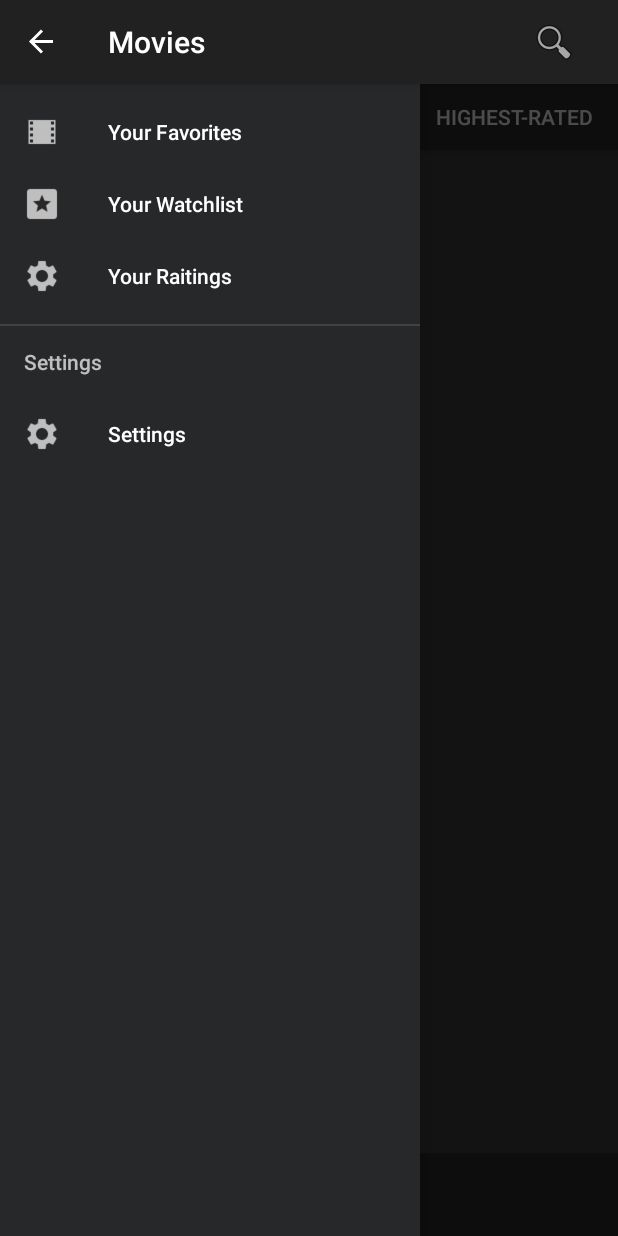
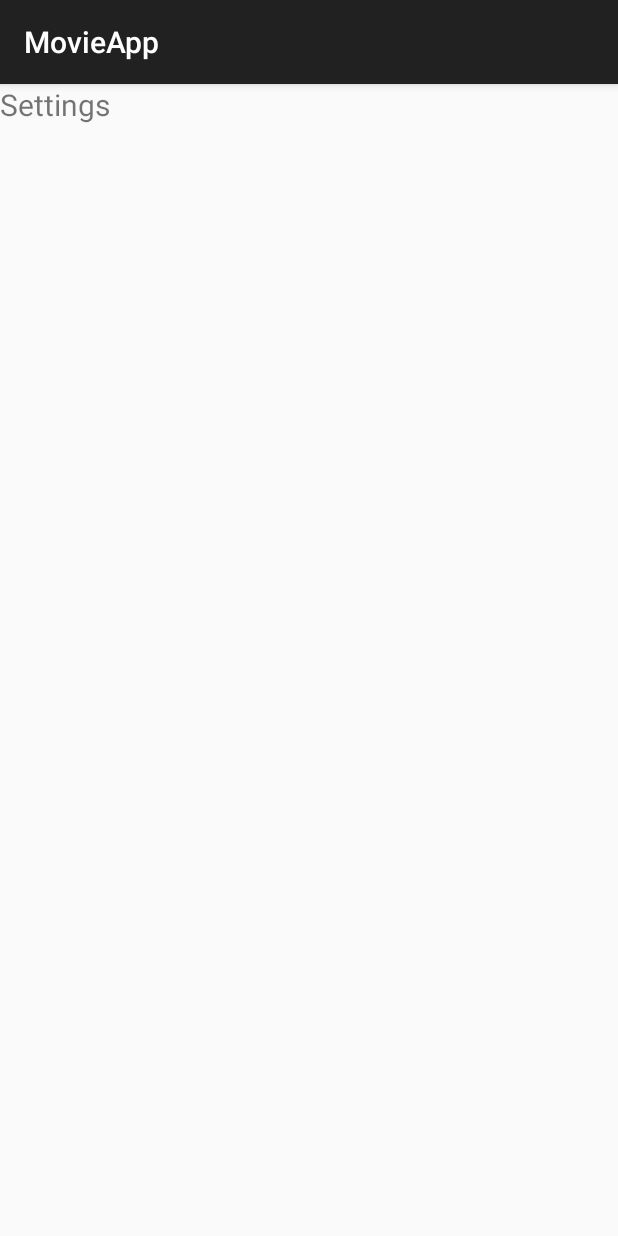
Before and after one commit to ekalac1/MovieApp, an Android app: the screen it shows after launch (MovieActivity before the commit, Settings after it), in the side drawer, after a tap on "Settings", on a phone screen of 412 x 824 dp. Run offline under Robolectric (Android 15) with nearby library versions, the phone set to English and light mode, and no system bars; libraries missing offline, so code that uses them is left out: com.crashlytics.android, com.roughike.bottombar, io.fabric.sdk; plain views replace BottomBar; 8 statements that could not run were skipped.

Commit message:
Slide menu with onClick event

```diff
--- a/MovieApp/app/src/main/java/ba/unsa/etf/rma/elza_kalac/movieapp/Activities/MovieActivity.java
+++ b/MovieApp/app/src/main/java/ba/unsa/etf/rma/elza_kalac/movieapp/Activities/MovieActivity.java
@@ -4,6 +4,7 @@ import android.content.Intent;
 import android.os.Bundle;
 import android.os.Handler;
 import android.support.annotation.IdRes;
+import android.support.design.widget.NavigationView;
 import android.support.design.widget.TabLayout;
 import android.support.v4.view.ViewPager;
 import android.support.v4.widget.DrawerLayout;
@@ -28,6 +29,7 @@ import io.fabric.sdk.android.Fabric;
 public class MovieActivity extends AppCompatActivity {
 
     private ActionBarDrawerToggle mToogle;
+    NavigationView slideMenu;
 
     @Override
     protected void onCreate(Bundle savedInstanceState) {
@@ -54,9 +56,7 @@ public class MovieActivity extends AppCompatActivity {
 
         imageView.setOnClickListener(new View.OnClickListener() {
             @Override
-            public void onClick(View v) {
-                startActivity(new Intent(getApplicationContext(), SearchActivity.class));
-            }
+            public void onClick(View v) {startActivity(new Intent(getApplicationContext(), SearchActivity.class));}
         });
 
 
@@ -67,6 +67,33 @@ public class MovieActivity extends AppCompatActivity {
         mToogle.syncState();
 
         getSupportActionBar().setDisplayHomeAsUpEnabled(true);
+
+        slideMenu = (NavigationView)findViewById(R.id.navigationSlide);
+
+        slideMenu.setNavigationItemSelectedListener(new NavigationView.OnNavigationItemSelectedListener() {
+            @Override
+            public boolean onNavigationItemSelected(MenuItem item) {
+
+                switch (item.getItemId())
+                {
+                    case R.id.settings :
+                        startActivity(new Intent(getApplicationContext(), Settings.class));
+                        break;
+                    case R.id.favorites :
+                        startActivity(new Intent(getApplicationContext(), UsersList.class));
+                        break;
+                    case R.id.watchlist :
+                        startActivity(new Intent(getApplicationContext(), UsersList.class));
+                        break;
+                    case R.id.ratings :
+                        startActivity(new Intent(getApplicationContext(), UsersList.class));
+                        break;
+                }
+                return false;
+            }
+        });
+
+
 
         TabLayout tabLayout = (TabLayout) findViewById(R.id.tab_layout);
         tabLayout.addTab(tabLayout.newTab().setText(R.string.tab_1_name));
@@ -129,7 +156,6 @@ public class MovieActivity extends AppCompatActivity {
         bottomBar.selectTabWithId(R.id.tab_movies);
     }
 
-
     @Override
     public boolean onOptionsItemSelected(MenuItem item) {
         if (mToogle.onOptionsItemSelected(item)) {
--- /dev/null
+++ b/MovieApp/app/src/main/java/ba/unsa/etf/rma/elza_kalac/movieapp/Activities/Settings.java
@@ -0,0 +1,15 @@
+package ba.unsa.etf.rma.elza_kalac.movieapp.Activities;
+
+import android.support.v7.app.AppCompatActivity;
+import android.os.Bundle;
+
+import ba.unsa.etf.rma.elza_kalac.movieapp.R;
+
+public class Settings extends AppCompatActivity {
+
+    @Override
+    protected void onCreate(Bundle savedInstanceState) {
+        super.onCreate(savedInstanceState);
+        setContentView(R.layout.activity_settings);
+    }
+}
--- /dev/null
+++ b/MovieApp/app/src/main/java/ba/unsa/etf/rma/elza_kalac/movieapp/Activities/UsersList.java
@@ -0,0 +1,15 @@
+package ba.unsa.etf.rma.elza_kalac.movieapp.Activities;
+
+import android.support.v7.app.AppCompatActivity;
+import android.os.Bundle;
+
+import ba.unsa.etf.rma.elza_kalac.movieapp.R;
+
+public class UsersList extends AppCompatActivity {
+
+    @Override
+    protected void onCreate(Bundle savedInstanceState) {
+        super.onCreate(savedInstanceState);
+        setContentView(R.layout.activity_users_list);
+    }
+}
--- a/MovieApp/app/src/main/java/ba/unsa/etf/rma/elza_kalac/movieapp/Adapters/MovieGridViewAdapter.java
+++ b/MovieApp/app/src/main/java/ba/unsa/etf/rma/elza_kalac/movieapp/Adapters/MovieGridViewAdapter.java
@@ -64,12 +64,10 @@ public class MovieGridViewAdapter extends ArrayAdapter<Movie> {
             } catch (ParseException e) {
                 e.printStackTrace();
             }
-            (new SimpleDateFormat("dd/MM/yyyy")).format(startDate);
-
             String year = movie.getReleaseDate();
             year=year.substring(0, 4);
             movieName.setText(movie.getTitle() + " (" + year + ")");
-            date.setText((new SimpleDateFormat("dd MMMM yyyy")).format(startDate).toString());
+            date.setText((new SimpleDateFormat("d MMMM yyyy")).format(startDate).toString());
         }
         else {
                 date.setText("");
--- a/MovieApp/app/src/main/java/ba/unsa/etf/rma/elza_kalac/movieapp/Adapters/TvShowGridViewAdapter.java
+++ b/MovieApp/app/src/main/java/ba/unsa/etf/rma/elza_kalac/movieapp/Adapters/TvShowGridViewAdapter.java
@@ -65,12 +65,10 @@ public class TvShowGridViewAdapter extends ArrayAdapter<TvShow> {
             } catch (ParseException e) {
                 e.printStackTrace();
             }
-            (new SimpleDateFormat("dd/MM/yyyy")).format(startDate);
-
             String year = tvShow.getFirstAirDate();
             year = year.substring(0, 4);
             tvShowName.setText(tvShow.getName() + " (" + year + ")");
-            date.setText((new SimpleDateFormat("dd MMM yyyy")).format(startDate).toString());
+            date.setText((new SimpleDateFormat("d MMM yyyy")).format(startDate).toString());
         } else {
             date.setText("");
             tvShowName.setText(tvShow.getName());
--- a/MovieApp/app/src/main/res/layout/activity_main.xml
+++ b/MovieApp/app/src/main/res/layout/activity_main.xml
@@ -48,9 +48,9 @@
     <android.support.design.widget.NavigationView
         android:layout_width="wrap_content"
         android:layout_height="match_parent"
+        android:id="@+id/navigationSlide"
         android:background="@color/slide_menu"
         app:menu="@menu/slide_menu"
         android:textColor="@color/white"
         android:layout_gravity="start"/>
-
 </android.support.v4.widget.DrawerLayout>
--- /dev/null
+++ b/MovieApp/app/src/main/res/layout/activity_settings.xml
@@ -0,0 +1,16 @@
+<?xml version="1.0" encoding="utf-8"?>
+<RelativeLayout xmlns:android="http://schemas.android.com/apk/res/android"
+    xmlns:tools="http://schemas.android.com/tools"
+    android:id="@+id/activity_settings"
+    android:layout_width="match_parent"
+    android:layout_height="match_parent"
+    tools:context="ba.unsa.etf.rma.elza_kalac.movieapp.Activities.Settings">
+
+    <TextView
+        android:layout_width="wrap_content"
+        android:layout_height="wrap_content"
+        android:text="@string/Settings"
+        android:textSize="20sp"
+        android:gravity="center"/>
+
+</RelativeLayout>
--- a/MovieApp/app/src/main/res/menu/slide_menu.xml
+++ b/MovieApp/app/src/main/res/menu/slide_menu.xml
@@ -1,33 +1,34 @@
 <?xml version="1.0" encoding="utf-8"?>
-<menu
-    xmlns:android="http://schemas.android.com/apk/res/android">
-
-
-    <group
-        android:id="@+id/g1">
-    <item android:id="@+id/open"
-        android:title="@string/favourites"
-        android:icon="@drawable/movie48" />
-    <item android:id="@+id/save"
-        android:title="@string/watchlist"
-        android:icon="@drawable/rating48"/>
-        <item android:id="@+id/sett"
-            android:title="@string/ratings"
-            android:icon="@drawable/settings48"/>
+<menu xmlns:android="http://schemas.android.com/apk/res/android">
+    <group android:id="@+id/g1">
+        <item android:title="@string/more">
+            <menu>
+                <item
+                    android:id="@+id/favorites"
+                    android:icon="@drawable/movie48"
+                    android:title="@string/favourites" />
+                <item
+                    android:id="@+id/watchlist"
+                    android:icon="@drawable/rating48"
+                    android:title="@string/watchlist" />
+                <item
+                    android:id="@+id/ratings"
+                    android:icon="@drawable/settings48"
+                    android:title="@string/ratings" />
+            </menu>
+        </item>
     </group>
 
-    <group
-        android:id="@+id/g2">
-        <item android:title="@string/Settings">
-        <menu>
-            <item android:id="@+id/settings"
-                android:title="@string/Settings"
-                android:icon="@drawable/settings48"/>
-        </menu>
+    <group android:id="@+id/g2">
+        <item android:title="@string/more">
+            <menu>
+                <item
+                    android:id="@+id/settings"
+                    android:icon="@drawable/settings48"
+                    android:title="@string/Settings" />
+            </menu>
         </item>
     </group>
 
 
-
-
 </menu>
--- a/MovieApp/app/src/main/res/values/strings.xml
+++ b/MovieApp/app/src/main/res/values/strings.xml
@@ -39,6 +39,7 @@
     <string name="watchlist">Your Watchlist</string>
     <string name="ratings">Your Raitings</string>
     <string name="cast">Cast: </string>
+    <string name="more">MORE</string>
 
 
 </resources>
```
Also changed, not shown: MovieApp/app/src/main/AndroidManifest.xml (+6 -4 lines), MovieApp/app/src/main/java/ba/unsa/etf/rma/elza_kalac/movieapp/Activities/MoviesDetailsActivity.java (+10 -1 lines), MovieApp/app/src/main/java/ba/unsa/etf/rma/elza_kalac/movieapp/Activities/SearchActivity.java (+9 -2 lines), MovieApp/app/src/main/java/ba/unsa/etf/rma/elza_kalac/movieapp/Activities/TVShowDetails.java (+11 -0 lines), MovieApp/app/src/main/res/layout/activity_users_list.xml (added, +16 -0 lines).
